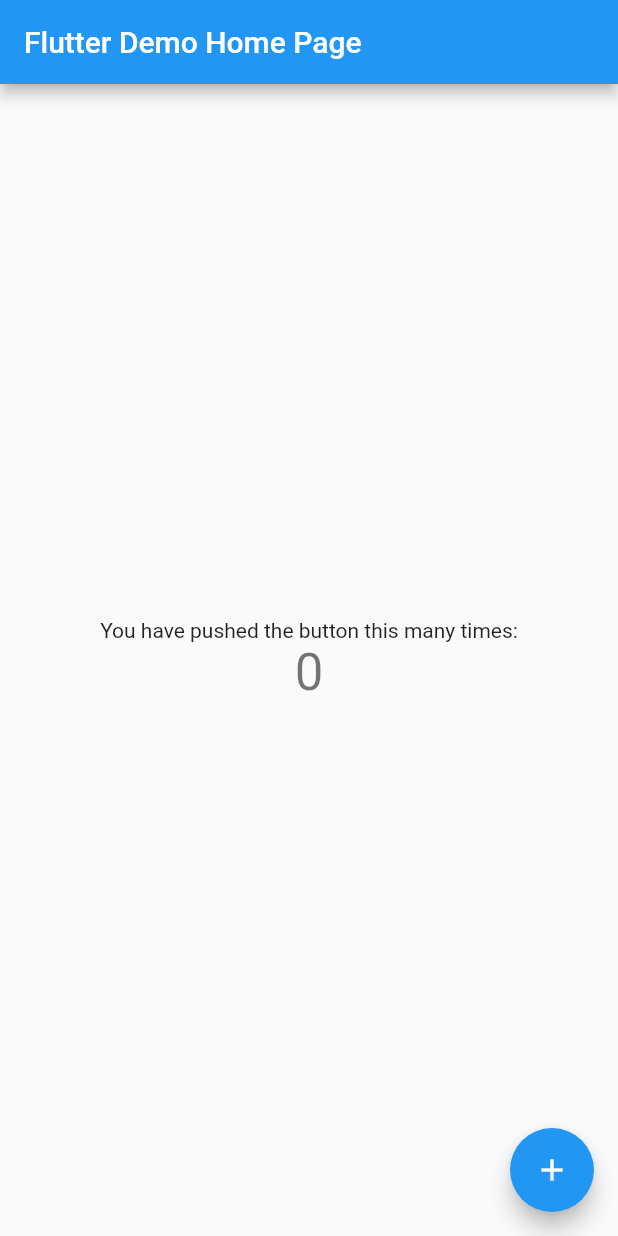
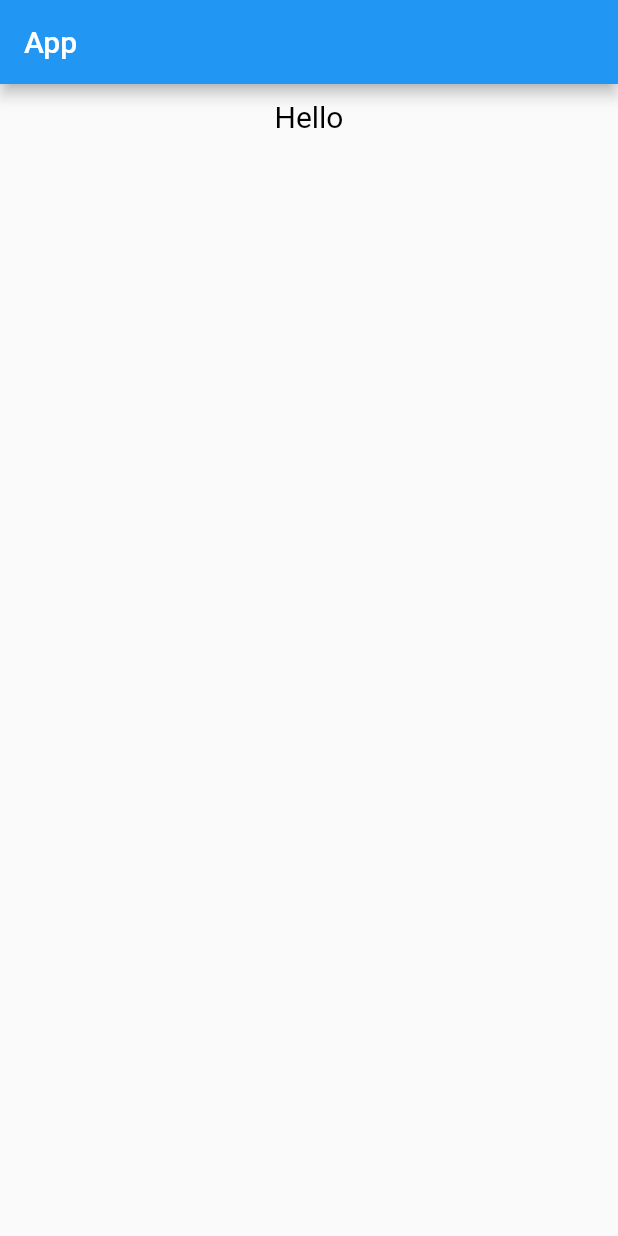
Before and after one commit to Akilforcebolt/push_example, a Flutter app: the screen it shows after launch, on a phone screen of 412 x 824 dp. Run offline on Flutter 3.47's test engine with Material 2 defaults, Android fonts, the phone set to English and light mode, and no system bars.

Commit message:
commit massege

```diff
--- a/lib/main.dart
+++ b/lib/main.dart
@@ -1,115 +1,45 @@
 import 'package:flutter/material.dart';
 
-void main() {
-  runApp(const MyApp());
-}
+void main() => runApp(const MyApp());
 
 class MyApp extends StatelessWidget {
-  const MyApp({super.key});
+  const MyApp({Key? key}) : super(key: key);
 
-  // This widget is the root of your application.
   @override
   Widget build(BuildContext context) {
-    return MaterialApp(
-      title: 'Push example',
-      theme: ThemeData(
-        // This is the theme of your application.
-        //
-        // Try running your application with "flutter run". You'll see the
-        // application has a blue toolbar. Then, without quitting the app, try
-        // changing the primarySwatch below to Colors.green and then invoke
-        // "hot reload" (press "r" in the console where you ran "flutter run",
-        // or simply save your changes to "hot reload" in a Flutter IDE).
-        // Notice that the counter didn't reset back to zero; the application
-        // is not restarted.
-        primarySwatch: Colors.blue,
-      ),
-      home: const MyHomePage(title: 'Flutter Demo Home Page'),
+    return const MaterialApp(
+      home: MyHomePage(),
     );
   }
 }
 
 class MyHomePage extends StatefulWidget {
-  const MyHomePage({super.key, required this.title});
-
-  // This widget is the home page of your application. It is stateful, meaning
-  // that it has a State object (defined below) that contains fields that affect
-  // how it looks.
-
-  // This class is the configuration for the state. It holds the values (in this
-  // case the title) provided by the parent (in this case the App widget) and
-  // used by the build method of the State. Fields in a Widget subclass are
-  // always marked "final".
-
-  final String title;
+  const MyHomePage({Key? key}) : super(key: key);
 
   @override
-  State<MyHomePage> createState() => _MyHomePageState();
+  // ignore: no_logic_in_create_state, library_private_types_in_public_api
+  MyHomePageState createState() => MyHomePageState();
 }
 
-class _MyHomePageState extends State<MyHomePage> {
-  int _counter = 0;
-
-  void _incrementCounter() {
-    setState(() {
-      // This call to setState tells the Flutter framework that something has
-      // changed in this State, which causes it to rerun the build method below
-      // so that the display can reflect the updated values. If we changed
-      // _counter without calling setState(), then the build method would not be
-      // called again, and so nothing would appear to happen.
-      _counter++;
-    });
-  }
-
+class MyHomePageState extends State<MyHomePage> {
   @override
   Widget build(BuildContext context) {
-    // This method is rerun every time setState is called, for instance as done
-    // by the _incrementCounter method above.
-    //
-    // The Flutter framework has been optimized to make rerunning build methods
-    // fast, so that you can just rebuild anything that needs updating rather
-    // than having to individually change instances of widgets.
     return Scaffold(
-      appBar: AppBar(
-        // Here we take the value from the MyHomePage object that was created by
-        // the App.build method, and use it to set our appbar title.
-        title: Text(widget.title),
-      ),
-      body: Center(
-        // Center is a layout widget. It takes a single child and positions it
-        // in the middle of the parent.
-        child: Column(
-          // Column is also a layout widget. It takes a list of children and
-          // arranges them vertically. By default, it sizes itself to fit its
-          // children horizontally, and tries to be as tall as its parent.
-          //
-          // Invoke "debug painting" (press "p" in the console, choose the
-          // "Toggle Debug Paint" action from the Flutter Inspector in Android
-          // Studio, or the "Toggle Debug Paint" command in Visual Studio Code)
-          // to see the wireframe for each widget.
-          //
-          // Column has various properties to control how it sizes itself and
-          // how it positions its children. Here we use mainAxisAlignment to
-          // center the children vertically; the main axis here is the vertical
-          // axis because Columns are vertical (the cross axis would be
-          // horizontal).
-          mainAxisAlignment: MainAxisAlignment.center,
-          children: <Widget>[
-            const Text(
-              'You have pushed the button this many times:',
-            ),
-            Text(
-              '$_counter',
-              style: Theme.of(context).textTheme.headline4,
-            ),
-          ],
+        appBar: AppBar(
+          title: const Text('App'),
         ),
-      ),
-      floatingActionButton: FloatingActionButton(
-        onPressed: _incrementCounter,
-        tooltip: 'Increment',
-        child: const Icon(Icons.add),
-      ), // This trailing comma makes auto-formatting nicer for build methods.
-    );
+        body: Padding(
+          padding: const EdgeInsets.all(10.0),
+          child: ListView(
+            children: const <Widget>[
+              Center(
+                child: Text(
+                  "Hello",
+                  style: TextStyle(fontSize: 20, color: Colors.black),
+                ),
+              ),
+            ],
+          ),
+        ));
   }
 }
```
